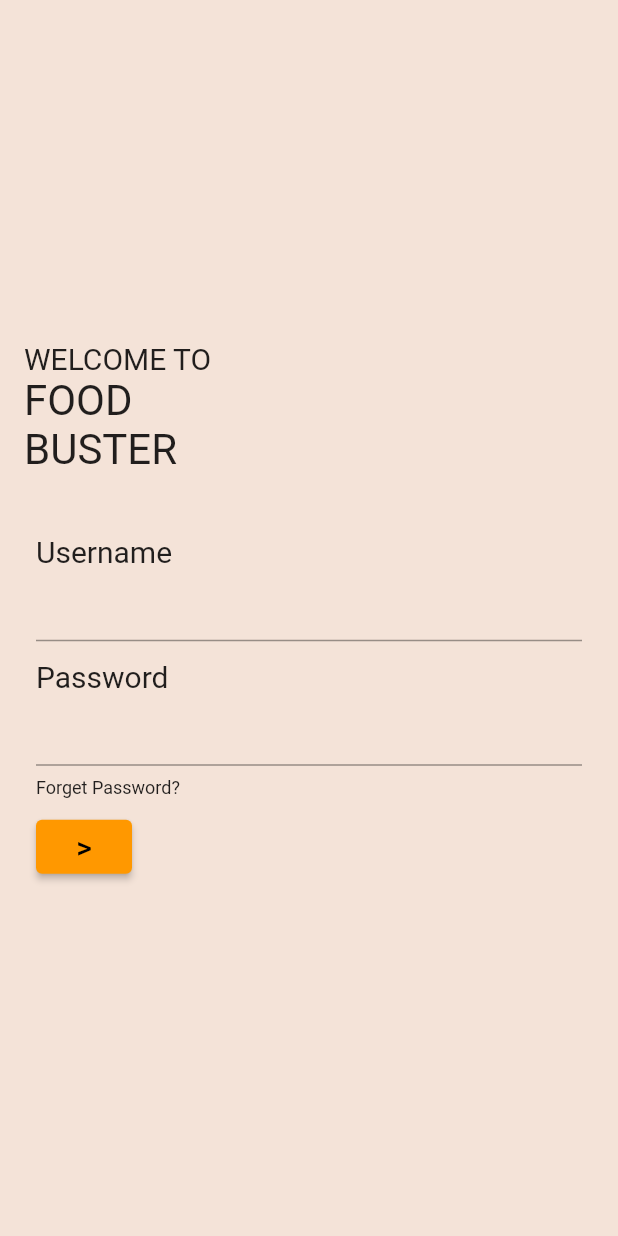
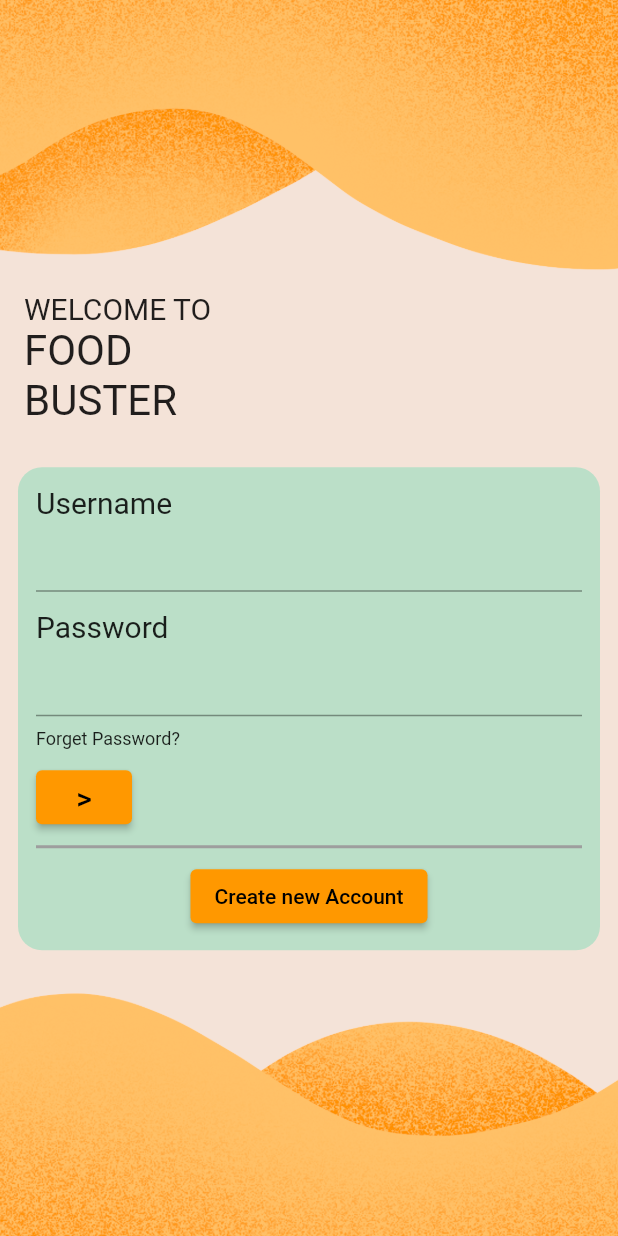
Before and after one commit to Food-Busters/food_busters, a Flutter app: the screen it shows after launch, on a phone screen of 412 x 824 dp. Run offline on Flutter 3.47's test engine with Material 2 defaults, Android fonts, the phone set to English and light mode, and no system bars; our stand-ins replace camera, form_field_validator, package_info_plus.

Commit message:
Login Screen UI Apply & Add LICENSE

```diff
--- a/lib/views/home.dart
+++ b/lib/views/home.dart
@@ -39,6 +39,12 @@ class _HomePageState extends State<HomePage> {
                   "assets/images/logo_white.jpg",
                   height: 80,
                 ),
+                children: [
+                  const FlutterLogo(
+                    style: FlutterLogoStyle.horizontal,
+                    size: 30,
+                  ),
+                ],
               );
             },
           )
@@ -59,7 +65,7 @@ class _HomePageState extends State<HomePage> {
             height: double.infinity,
             width: double.infinity,
           ),
-          // * Contents
+          // * Actual Contents
           Center(
             child: Column(
               mainAxisAlignment: MainAxisAlignment.spaceEvenly,
--- a/lib/views/login.dart
+++ b/lib/views/login.dart
@@ -20,7 +20,15 @@ class _LoginPageState extends State<LoginPage> {
   @override
   Widget build(BuildContext context) {
     return Scaffold(
-      body: Center(
+      body: Stack(
+        children: [
+          Image.asset(
+            "assets/images/clouds/surrounding.png",
+            fit: BoxFit.cover,
+            width: double.infinity,
+            alignment: Alignment.center,
+          ),
+          Center(
             child: Column(
               mainAxisAlignment: MainAxisAlignment.center,
               children: [
@@ -28,6 +36,8 @@ class _LoginPageState extends State<LoginPage> {
                 loginForm(),
               ],
             ),
+          ),
+        ],
       ),
     );
   }
@@ -52,8 +62,13 @@ class _LoginPageState extends State<LoginPage> {
 
   Widget loginForm() {
     return Padding(
-      padding: const EdgeInsets.all(24.0),
-      child: Form(
+      padding: const EdgeInsets.all(12.0),
+      child: Container(
+        child: Padding(
+          padding: const EdgeInsets.all(12.0),
+          child: Column(
+            children: [
+              Form(
                 key: formKey,
                 child: Column(
                   crossAxisAlignment: CrossAxisAlignment.start,
@@ -63,8 +78,8 @@ class _LoginPageState extends State<LoginPage> {
                       style: TextStyle(fontSize: 20),
                     ),
                     TextFormField(
-              validator:
-                  RequiredValidator(errorText: "Username cannot be null"),
+                      validator: RequiredValidator(
+                          errorText: "Username cannot be null"),
                       onSaved: (String? uname) {
                         username = uname ?? "";
                       },
@@ -75,8 +90,8 @@ class _LoginPageState extends State<LoginPage> {
                       style: TextStyle(fontSize: 20),
                     ),
                     TextFormField(
-              validator:
-                  RequiredValidator(errorText: "Password cannot be null"),
+                      validator: RequiredValidator(
+                          errorText: "Password cannot be null"),
                       obscureText: true,
                       onSaved: (String? pw) {
                         password = pw ?? "";
@@ -99,7 +114,8 @@ class _LoginPageState extends State<LoginPage> {
                           formKey.currentState?.save();
                           Navigator.pushReplacement(
                             context,
-                    MaterialPageRoute(builder: (context) => const HomePage()),
+                            MaterialPageRoute(
+                                builder: (context) => const HomePage()),
                           );
                         }
                       },
@@ -107,6 +123,22 @@ class _LoginPageState extends State<LoginPage> {
                   ],
                 ),
               ),
+              Padding(
+                padding: const EdgeInsets.symmetric(vertical: 8),
+                child: Container(color: Colors.grey, height: 2),
+              ),
+              ElevatedButton(
+                onPressed: () {},
+                child: const Text("Create new Account"),
+              ),
+            ],
+          ),
+        ),
+        decoration: const BoxDecoration(
+          color: Color(0xFFBBDFC8),
+          borderRadius: BorderRadius.all(Radius.circular(16)),
+        ),
+      ),
     );
   }
 }
```
Also changed, not shown: 1 other file. Lines whose indentation alone changed are shown as unchanged.
